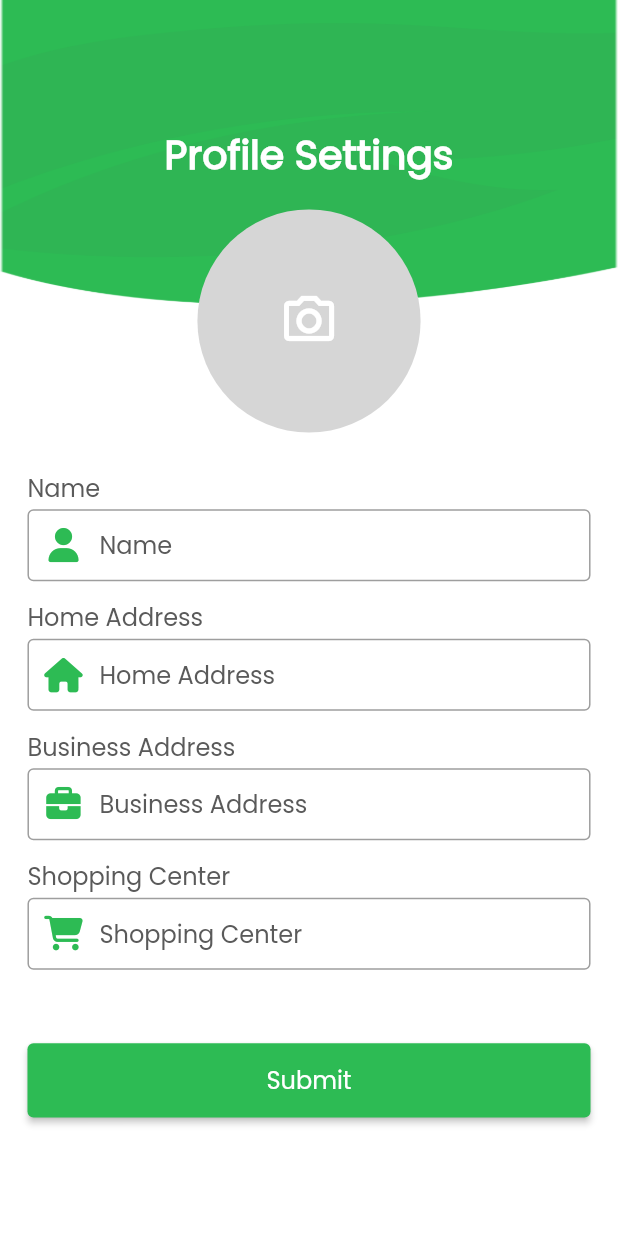
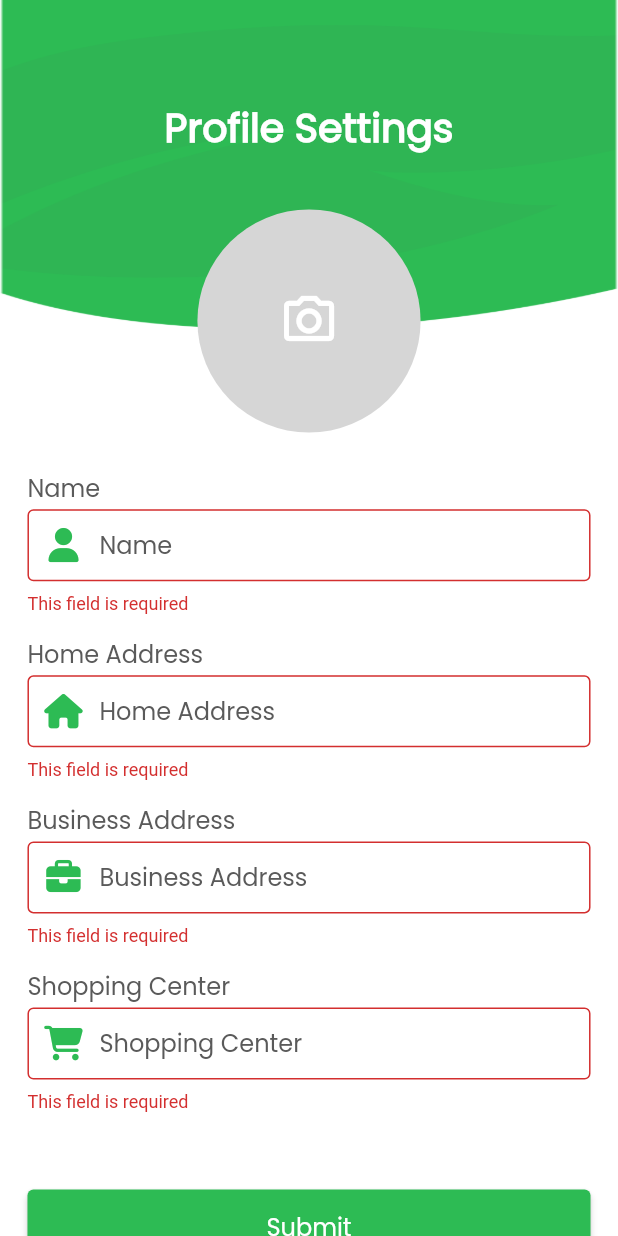
Before and after one commit to elsankary99/green-taxi, a Flutter app: the screen it shows after launch, after a tap on "Submit", on a phone screen of 412 x 824 dp. Run offline on Flutter 3.47's test engine with Material 2 defaults, Android fonts, the phone set to English and light mode, and no system bars; our stand-ins replace auto_route, cloud_firestore, firebase_auth, firebase_core, flutter_riverpod, flutter_screenutil and 4 more; missing offline and left inert: fl_country_code_picker; accounts and stored records are empty.

Commit message:
create profile page form validate

```diff
--- a/lib/core/constant/app_strings.dart
+++ b/lib/core/constant/app_strings.dart
@@ -7,6 +7,7 @@ class AppStrings {
       enterMobileNumber = 'Enter your mobile number',
       byCreating = 'By creating an account, you agree to our',
       termsOfService = 'Terms of Service',
+      fieldRequired = 'This field is required',
       of = 'of',
       name = 'Name',
       homeAddress = 'Home Address',
--- /dev/null
+++ b/lib/provider/profile_provider/profile_provider.dart
@@ -0,0 +1,39 @@
+import 'package:cloud_firestore/cloud_firestore.dart';
+import 'package:firebase_auth/firebase_auth.dart';
+import 'package:flutter/material.dart';
+import 'package:flutter_riverpod/flutter_riverpod.dart';
+
+part 'profile_state.dart';
+
+final profileProvider = StateNotifierProvider<ProfileProvider, ProfileState>(
+    (ref) => ProfileProvider());
+
+class ProfileProvider extends StateNotifier<ProfileState> {
+  ProfileProvider() : super(ProfileInitial());
+  String? imageUrl;
+  String? name;
+  String? homeAddress;
+  String? businessAddress;
+  String? shoppingCenter;
+  GlobalKey<FormState> profileFormKey = GlobalKey<FormState>();
+  CollectionReference users = FirebaseFirestore.instance.collection('users');
+
+  Future<void> addingUserData() async {
+    if (profileFormKey.currentState!.validate()) {
+      profileFormKey.currentState!.save();
+      // try {
+      //   await users.doc(FirebaseAuth.instance.currentUser!.uid).set(
+      //     {
+      //       "image_url": imageUrl,
+      //       "name": name,
+      //       "home_address": homeAddress,
+      //       "business_address": businessAddress,
+      //       "shopping_center": shoppingCenter,
+      //     },
+      //   );
+      // } catch (e) {
+      //   state = ProfileError(e.toString());
+      // }
+    }
+  }
+}
--- a/lib/view/pages/profile/profile_page.dart
+++ b/lib/view/pages/profile/profile_page.dart
@@ -1,17 +1,20 @@
+import 'package:flutter_riverpod/flutter_riverpod.dart';
 import 'package:auto_route/auto_route.dart';
 import 'package:flutter/material.dart';
 import 'package:green_taxi/core/constant/app_colors.dart';
 import 'package:green_taxi/core/extension/emdia_query.dart';
+import 'package:green_taxi/provider/profile_provider/profile_provider.dart';
 import 'package:green_taxi/view/widgets/profile_widget/custom_button.dart';
 import 'package:green_taxi/view/widgets/profile_widget/profile_form.dart';
 import 'package:green_taxi/view/widgets/profile_widget/top_green_widget.dart';
 
 @RoutePage()
-class ProfilePage extends StatelessWidget {
+class ProfilePage extends ConsumerWidget {
   const ProfilePage({super.key});
 
   @override
-  Widget build(BuildContext context) {
+  Widget build(BuildContext context, WidgetRef ref) {
+    final provider = ref.read(profileProvider.notifier);
     return Scaffold(
       backgroundColor: AppColors.white,
       body: CustomScrollView(
@@ -20,10 +23,12 @@ class ProfilePage extends StatelessWidget {
           const SliverToBoxAdapter(child: TopGreenWidget()),
           SliverToBoxAdapter(child: SizedBox(height: context.height * 0.03)),
           const SliverToBoxAdapter(child: ProfileForm()),
-          SliverToBoxAdapter(
-              child: CustomButton(
-            onPressed: () {},
+          SliverToBoxAdapter(child: CustomButton(
+            onPressed: () {
+              provider.addingUserData();
+            },
           )),
+          SliverToBoxAdapter(child: SizedBox(height: context.height * 0.04))
         ],
       ),
     );
--- a/lib/view/widgets/profile_widget/custom_text_field.dart
+++ b/lib/view/widgets/profile_widget/custom_text_field.dart
@@ -1,6 +1,7 @@
 import 'package:flutter/material.dart';
 import 'package:flutter_screenutil/flutter_screenutil.dart';
 import 'package:green_taxi/core/constant/app_colors.dart';
+import 'package:green_taxi/core/constant/app_strings.dart';
 import 'package:green_taxi/core/constant/app_text_style.dart';
 
 class CustomTextField extends StatelessWidget {
@@ -22,6 +23,12 @@ class CustomTextField extends StatelessWidget {
         ),
         SizedBox(height: 2.h),
         TextFormField(
+          validator: (value) {
+            if (value!.trim().isEmpty) {
+              return AppStrings.fieldRequired;
+            }
+            return null;
+          },
           cursorColor: AppColors.green,
           style: AppTextStyle.poppinsRegular14,
           decoration: InputDecoration(
@@ -33,11 +40,13 @@ class CustomTextField extends StatelessWidget {
                 color: AppColors.green,
                 size: 20.sp,
               ),
+              enabledBorder: const OutlineInputBorder(
+                  borderSide: BorderSide(color: AppColors.grey, width: 2)),
               border: const OutlineInputBorder(),
               focusedBorder: const OutlineInputBorder(
                   borderSide: BorderSide(color: AppColors.green, width: 2))),
         ),
-        SizedBox(height: 10.h),
+        SizedBox(height: 12.h),
       ],
     );
   }
--- a/lib/view/widgets/profile_widget/profile_form.dart
+++ b/lib/view/widgets/profile_widget/profile_form.dart
@@ -1,19 +1,24 @@
+import 'package:flutter_riverpod/flutter_riverpod.dart';
 import 'package:flutter/material.dart';
 import 'package:flutter_screenutil/flutter_screenutil.dart';
 import 'package:font_awesome_flutter/font_awesome_flutter.dart';
 import 'package:green_taxi/core/constant/app_strings.dart';
 import 'package:green_taxi/core/extension/emdia_query.dart';
+import 'package:green_taxi/provider/profile_provider/profile_provider.dart';
 import 'package:green_taxi/view/widgets/profile_widget/custom_text_field.dart';
 
-class ProfileForm extends StatelessWidget {
+class ProfileForm extends ConsumerWidget {
   const ProfileForm({
     super.key,
   });
 
   @override
-  Widget build(BuildContext context) {
+  Widget build(BuildContext context, WidgetRef ref) {
+    final provider = ref.read(profileProvider.notifier);
     return Padding(
         padding: EdgeInsets.symmetric(horizontal: 16.w),
+        child: Form(
+          key: provider.profileFormKey,
           child: Column(
             children: [
               const CustomTextField(
@@ -28,6 +33,7 @@ class ProfileForm extends StatelessWidget {
                   title: AppStrings.shoppingCenter),
               SizedBox(height: context.height * 0.045)
             ],
+          ),
         ));
   }
 }
--- a/lib/view/widgets/profile_widget/top_green_widget.dart
+++ b/lib/view/widgets/profile_widget/top_green_widget.dart
@@ -18,14 +18,14 @@ class TopGreenWidget extends StatelessWidget {
       child: Stack(
         children: [
           Container(
-            height: context.height * 0.25,
+            height: context.height * 0.27,
             width: context.width,
             decoration: const BoxDecoration(
                 image: DecorationImage(
                     image: AssetImage(Assets.assetsImagesMask),
                     fit: BoxFit.fill)),
-            child:
-                Column(mainAxisAlignment: MainAxisAlignment.center, children: [
+            child: Column(children: [
+              SizedBox(height: context.height * 0.08),
               Text(
                 AppStrings.profileSettings,
                 style:
--- a/pubspec.yaml
+++ b/pubspec.yaml
@@ -29,6 +29,7 @@ environment:
 # versions available, run `flutter pub outdated`.
 dependencies:
   auto_route: ^7.8.4
+  cloud_firestore: ^4.11.0
   cupertino_icons: ^1.0.2
   firebase_auth: ^4.11.1
   firebase_core: ^2.19.0
```
Also changed, not shown: lib/provider/profile_provider/profile_state.dart (added, +16 -0 lines), pubspec.lock, 4 other files. Lines whose indentation alone changed are shown as unchanged.
